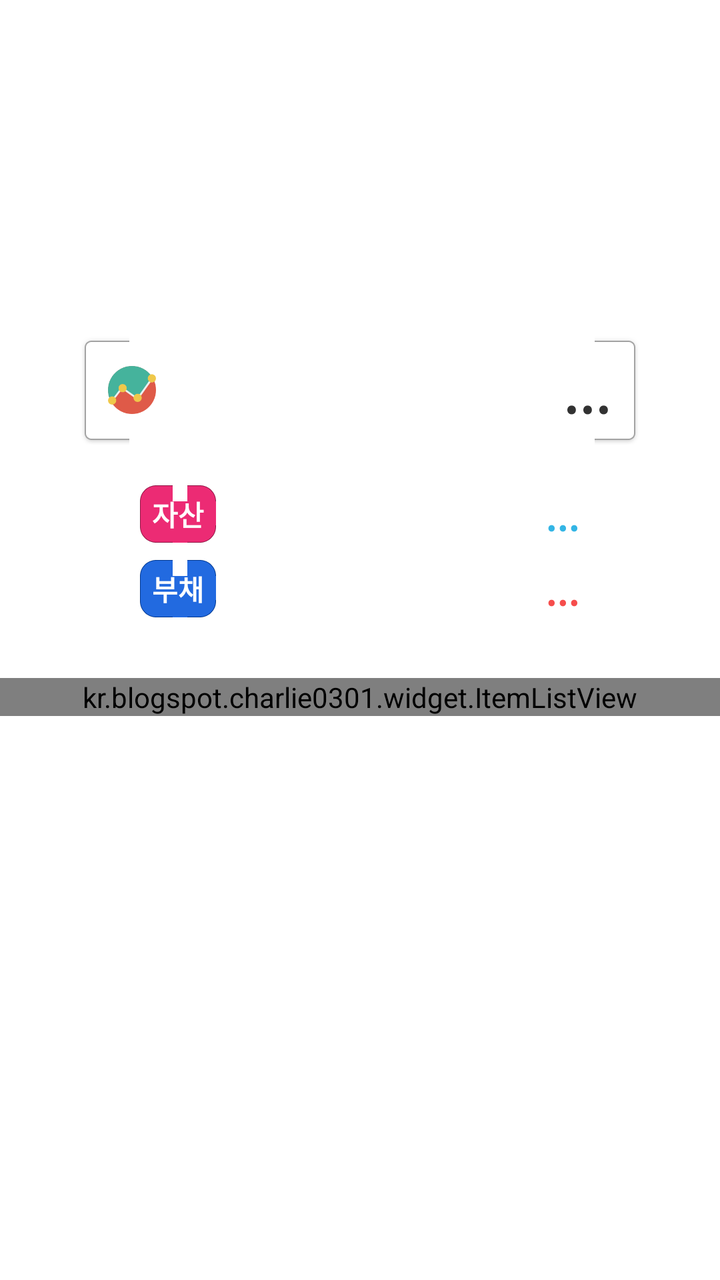
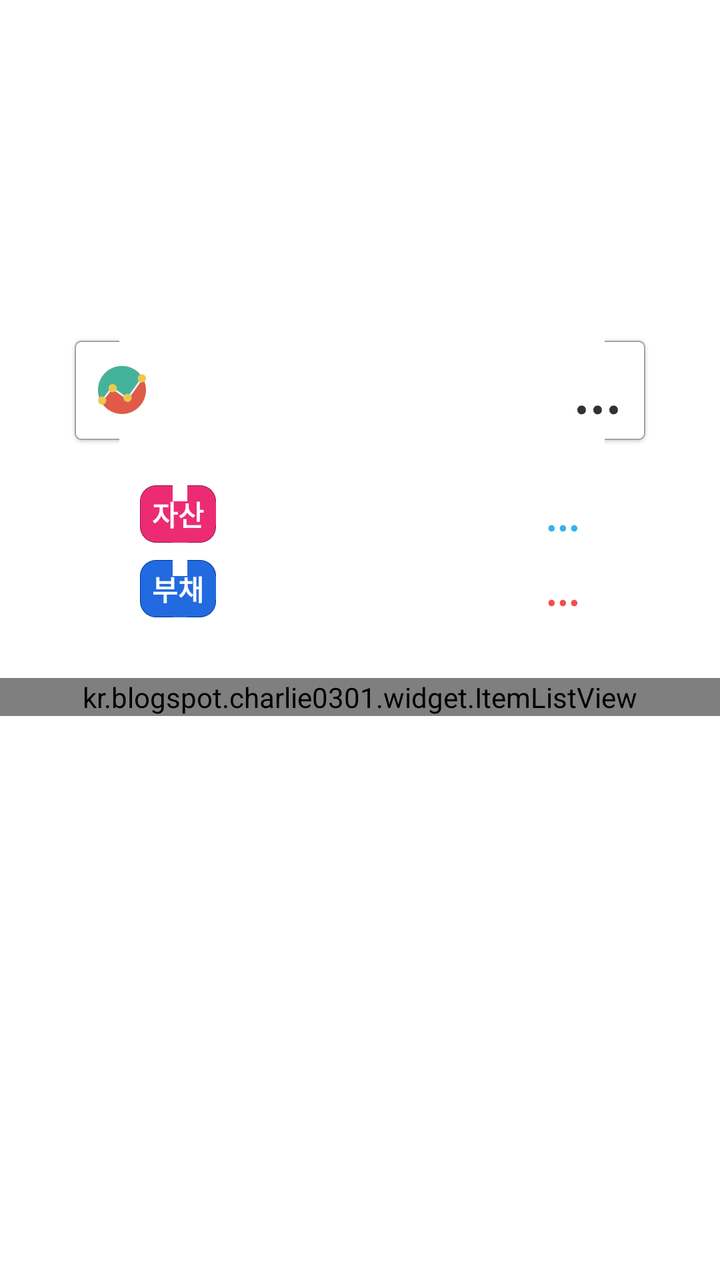

Two renders of the same Android screen: before a commit and after it. Below are the layout's source before the change and the commit's diff.
<!-- AndroidManifest.xml: application theme AppTheme -->
<!-- res/layout/fragment_finalcial_state_summary_tab.xml -->
<?xml version="1.0" encoding="utf-8"?>
<RelativeLayout xmlns:android="http://schemas.android.com/apk/res/android"
    android:layout_width="match_parent"
    android:layout_height="match_parent" >

    <LinearLayout
        android:layout_width="match_parent"
        android:layout_height="match_parent"
        android:layout_alignParentTop="true"
        android:layout_centerHorizontal="true"
        android:orientation="vertical" >

        <LinearLayout
            android:id="@+id/chart"
            android:layout_width="match_parent"
            android:layout_height="160dp"
            android:layout_gravity="center"
            android:gravity="center"
            android:orientation="vertical" />

        <RelativeLayout
            android:layout_width="match_parent"
            android:layout_height="wrap_content"
            android:layout_marginLeft="40dp"
            android:layout_marginRight="40dp"
            android:layout_marginTop="8dp"
            android:background="@drawable/input_box_round_2"
            android:orientation="horizontal"
            android:paddingBottom="8dp"
            android:paddingLeft="14dp"
            android:paddingRight="14dp"
            android:paddingTop="6dp" >

            <ImageView
                android:layout_width="24dp"
                android:layout_height="24dp"
                android:layout_alignParentLeft="true"
                android:layout_centerVertical="true"
                android:contentDescription="@string/na"
                android:src="@drawable/graph" />

            <TextView
                android:id="@+id/as_sum_value"
                android:layout_width="wrap_content"
                android:layout_height="wrap_content"
                android:layout_alignParentRight="true"
                android:layout_centerVertical="true"
                android:layout_marginLeft="10dp"
                android:text="..."
                android:textScaleX="0.9"
                android:textSize="30sp"
                android:textStyle="bold" />
        </RelativeLayout>

        <RelativeLayout
            android:layout_width="match_parent"
            android:layout_height="wrap_content"
            android:layout_marginLeft="70dp"
            android:layout_marginRight="70dp"
            android:layout_marginTop="20dp"
            android:orientation="horizontal" >

            <TextView
                android:layout_width="wrap_content"
                android:layout_height="wrap_content"
                android:layout_alignParentLeft="true"
                android:layout_centerVertical="true"
                android:background="@drawable/input_color_box"
                android:alpha="90"
                android:paddingBottom="4dp"
                android:paddingLeft="6dp"
                android:paddingRight="6dp"
                android:paddingTop="4dp"
                android:textColor="@color/text_white"
                android:text="@string/title_saving"
                android:textSize="14sp"
                android:textStyle="bold" />

            <TextView
                android:id="@+id/as_saving_value"
                android:layout_width="wrap_content"
                android:layout_height="wrap_content"
                android:layout_alignParentRight="true"
                android:layout_centerVertical="true"
                android:layout_marginLeft="30dp"
                android:text="..."
                android:textColor="@color/text_blue"
                android:textScaleX="0.9"
                android:textSize="22sp"
                android:textStyle="bold" />
        </RelativeLayout>

        <RelativeLayout
            android:layout_width="match_parent"
            android:layout_height="wrap_content"
            android:layout_marginBottom="30dp"
            android:layout_marginLeft="70dp"
            android:layout_marginRight="70dp"
            android:layout_marginTop="8dp"
            android:orientation="horizontal" >

            <TextView
                android:layout_width="wrap_content"
                android:layout_height="wrap_content"
                android:layout_alignParentLeft="true"
                android:layout_centerVertical="true"
                android:background="@drawable/input_color_box_3"
                android:paddingBottom="4dp"
                android:paddingLeft="6dp"
                android:paddingRight="6dp"
                android:paddingTop="4dp"
                android:textColor="@color/text_white"
                android:text="@string/title_debt"
                android:textSize="14sp"
                android:textStyle="bold" />

            <TextView
                android:id="@+id/as_debt_value"
                android:layout_width="wrap_content"
                android:layout_height="wrap_content"
                android:layout_alignParentRight="true"
                android:layout_centerVertical="true"
                android:layout_marginLeft="30dp"
                android:text="..."
                android:textColor="@color/text_red"
                android:textScaleX="0.9"
                android:textSize="22sp"
                android:textStyle="bold" />
        </RelativeLayout>

        <kr.blogspot.charlie0301.widget.ItemListView
            android:id="@+id/as_list_view"
            android:layout_width="match_parent"
            android:layout_height="wrap_content"
            android:divider="@null"
            android:dividerHeight="0dp" />
    </LinearLayout>

</RelativeLayout>
<!-- resources referenced by this layout -->
<resources>
  <color name="text_blue">#33B5E5</color>
  <color name="text_red">#F64D4C</color>
  <color name="text_white">#FFFFFF</color>
  <!-- drawable graph: png bitmap (drawable-xxhdpi, 5153 bytes) -->
  <!-- drawable input_box_round_2: png bitmap (drawable-xxhdpi, 4422 bytes) -->
  <!-- drawable input_color_box: png bitmap (drawable-xxhdpi, 4016 bytes) -->
  <!-- drawable input_color_box_3: png bitmap (drawable-xxhdpi, 4025 bytes) -->
  <string name="na" />
  <string name="title_debt">부채</string>
  <string name="title_saving">자산</string>
  <style name="AppTheme" parent="AppBaseTheme">
          <item name="android:actionBarSize">40dp</item>
          
      </style>
  <style name="AppBaseTheme" parent="android:Theme.Light">
          
      </style>
</resources>

<!-- the commit's change to res/layout/fragment_finalcial_state_summary_tab.xml (unified diff, before → after) -->
@@ -21,8 +21,8 @@
         <RelativeLayout
             android:layout_width="match_parent"
             android:layout_height="wrap_content"
-            android:layout_marginLeft="40dp"
-            android:layout_marginRight="40dp"
+            android:layout_marginLeft="35dp"
+            android:layout_marginRight="35dp"
             android:layout_marginTop="8dp"
             android:background="@drawable/input_box_round_2"
             android:orientation="horizontal"
